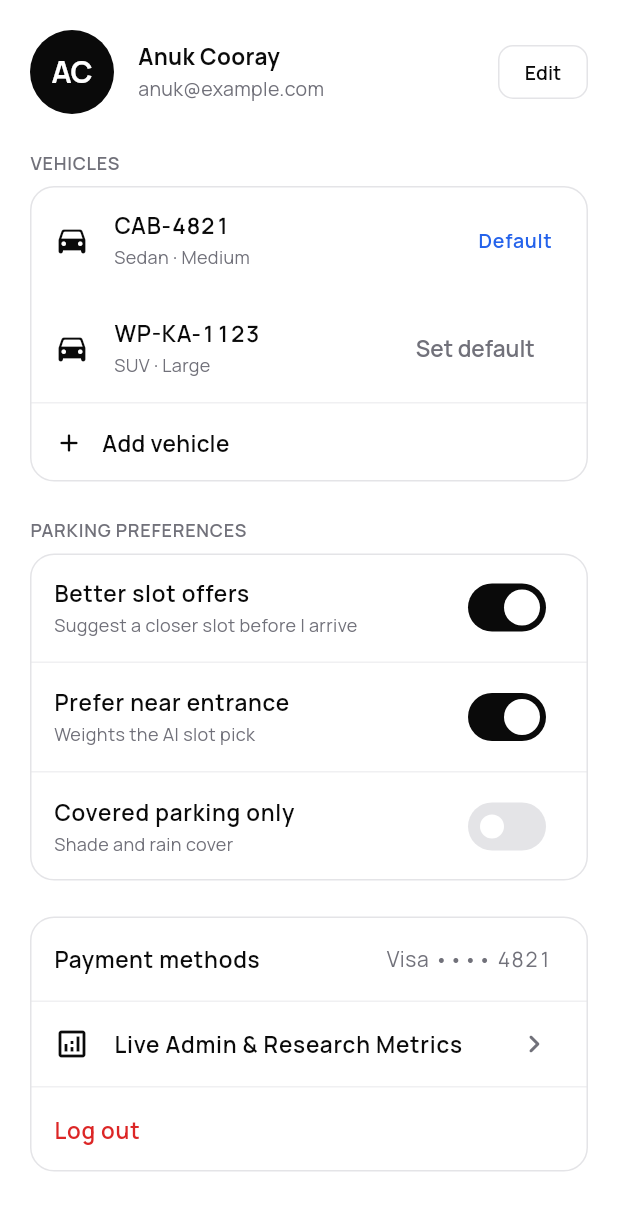
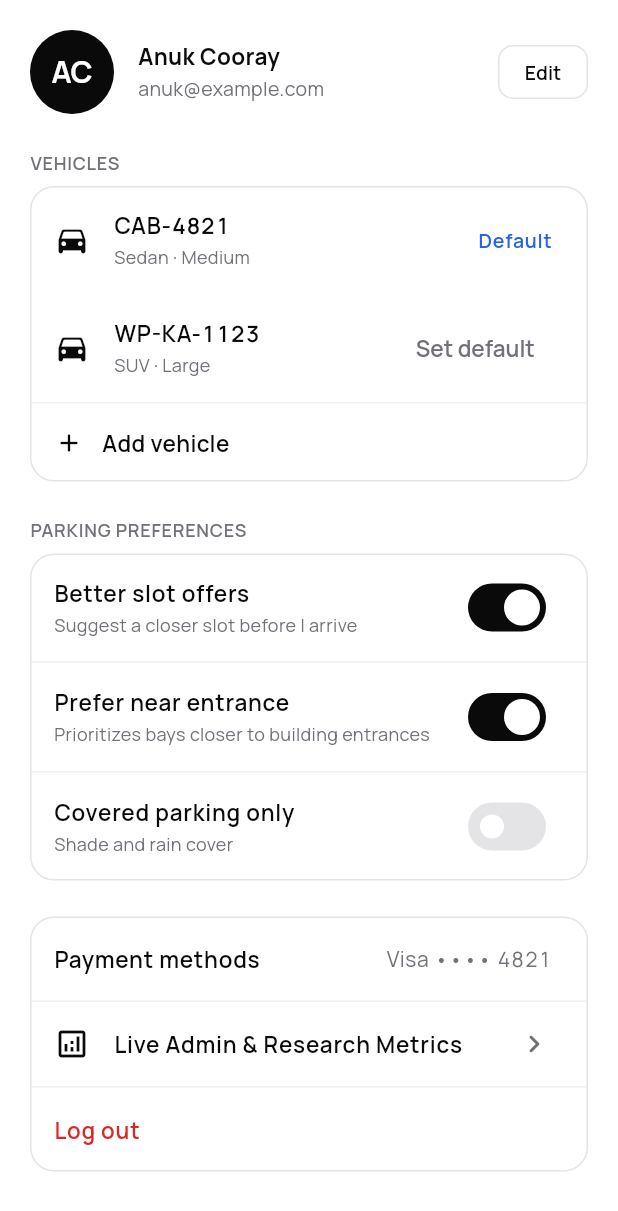
Before and after one commit to Anuk-Cooray/SPS-Android, a Flutter app: the ProfileScreen screen opened directly, on a phone screen of 412 x 824 dp. Shown: the top 1211 px of the screen. Run offline on Flutter 3.47's test engine with Material 3 defaults, Android fonts, the phone set to English and light mode, and no system bars; our stand-ins replace google_fonts, qr_flutter, shared_preferences; accounts and stored records are empty.

Commit message:
chore(ui): refine preference and navigation labels

```diff
--- a/lib/features/navigation_shell.dart
+++ b/lib/features/navigation_shell.dart
@@ -151,7 +151,7 @@ class _AlertsPlaceholderView extends StatelessWidget {
                       ),
                       const SizedBox(height: 2),
                       Text(
-                        'AI slot re-optimization is active for your account.',
+                        'Dynamic slot re-optimization is active for your account.',
                         style: AppText.caption.copyWith(color: c.textSecondary),
                       ),
                     ],
--- a/lib/features/profile/profile_screen.dart
+++ b/lib/features/profile/profile_screen.dart
@@ -272,7 +272,7 @@ class ProfileScreen extends StatelessWidget {
                       style: AppText.title.copyWith(color: c.textPrimary),
                     ),
                     subtitle: Text(
-                      'Weights the AI slot pick',
+                      'Prioritizes bays closer to building entrances',
                       style: AppText.caption.copyWith(color: c.textSecondary),
                     ),
                     value: prefs.preferNearEntrance,
```
